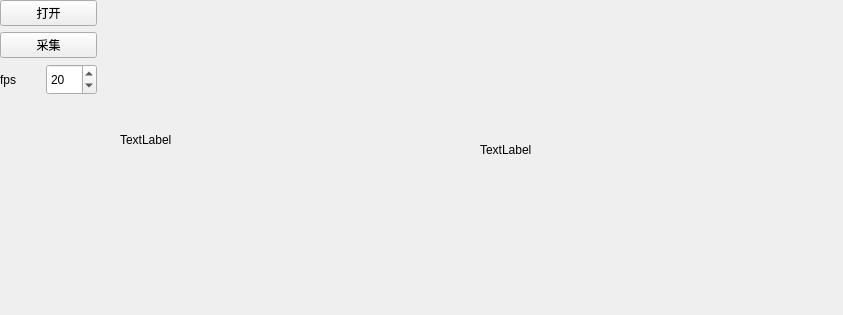
This is camera/camera/page/camPage.ui in fengbaochun/softwareToolBox as Qt 5 draws it before an edit. The edited form follows.
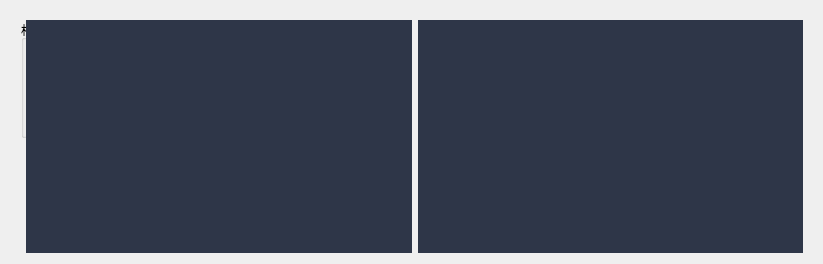
This is the edited form.

```diff
--- a/camera/camera/page/camPage.ui
+++ b/camera/camera/page/camPage.ui
@@ -6,54 +6,48 @@
    <rect>
     <x>0</x>
     <y>0</y>
-    <width>843</width>
-    <height>315</height>
+    <width>823</width>
+    <height>264</height>
    </rect>
   </property>
+  <property name="minimumSize">
+   <size>
+    <width>823</width>
+    <height>264</height>
+   </size>
+  </property>
   <property name="windowTitle">
    <string>Form</string>
   </property>
-  <widget class="QLabel" name="imgLabel">
-   <property name="geometry">
-    <rect>
-     <x>120</x>
-     <y>20</y>
-     <width>320</width>
-     <height>240</height>
-    </rect>
-   </property>
+  <layout class="QFormLayout" name="formLayout">
+   <item row="0" column="0">
+    <widget class="QWidget" name="widget_2" native="true">
    <property name="minimumSize">
     <size>
-     <width>320</width>
-     <height>240</height>
-    </size>
-   </property>
-   <property name="text">
-    <string>TextLabel</string>
-   </property>
-  </widget>
-  <widget class="QLabel" name="imgLabel_2">
-   <property name="geometry">
-    <rect>
-     <x>480</x>
-     <y>30</y>
-     <width>320</width>
-     <height>240</height>
-    </rect>
-   </property>
+       <width>151</width>
+       <height>0</height>
+      </size>
+     </property>
+     <layout class="QGridLayout" name="gridLayout_3">
+      <item row="0" column="0">
+       <widget class="QGroupBox" name="groupBox">
    <property name="minimumSize">
     <size>
-     <width>320</width>
-     <height>240</height>
-    </size>
-   </property>
-   <property name="text">
-    <string>TextLabel</string>
-   </property>
-  </widget>
-  <widget class="QWidget" name="">
-   <layout class="QVBoxLayout" name="verticalLayout">
-    <item>
+          <width>131</width>
+          <height>109</height>
+         </size>
+        </property>
+        <property name="maximumSize">
+         <size>
+          <width>131</width>
+          <height>16777215</height>
+         </size>
+        </property>
+        <property name="title">
+         <string>相机配置</string>
+        </property>
+        <layout class="QGridLayout" name="gridLayout">
+         <item row="0" column="0">
      <widget class="QPushButton" name="openBut">
       <property name="text">
        <string>打开</string>
@@ -63,15 +57,15 @@
       </property>
      </widget>
     </item>
-    <item>
+         <item row="1" column="0">
      <widget class="QPushButton" name="getBut">
       <property name="text">
        <string>采集</string>
       </property>
      </widget>
     </item>
-    <item>
-     <layout class="QHBoxLayout" name="horizontalLayout">
+         <item row="2" column="0">
+          <layout class="QHBoxLayout" name="horizontalLayout_2">
       <item>
        <widget class="QLabel" name="label">
         <property name="minimumSize">
@@ -100,7 +94,10 @@
       </item>
      </layout>
     </item>
-    <item>
+        </layout>
+       </widget>
+      </item>
+      <item row="1" column="0">
      <spacer name="verticalSpacer">
       <property name="orientation">
        <enum>Qt::Vertical</enum>
@@ -108,13 +105,67 @@
       <property name="sizeHint" stdset="0">
        <size>
         <width>20</width>
-        <height>40</height>
+          <height>124</height>
        </size>
       </property>
      </spacer>
     </item>
    </layout>
   </widget>
+   </item>
+   <item row="0" column="1">
+    <layout class="QVBoxLayout" name="verticalLayout">
+     <item>
+      <widget class="QWidget" name="widget" native="true">
+       <layout class="QGridLayout" name="gridLayout_2">
+        <item row="0" column="0">
+         <widget class="QLabel" name="imgLabel">
+          <property name="minimumSize">
+           <size>
+            <width>320</width>
+            <height>240</height>
+           </size>
+          </property>
+          <property name="styleSheet">
+           <string notr="true">QLabel {
+    font-family: &quot;Microsoft YaHei&quot;;
+    font-size: 14px;
+    color: #BDC8E2;
+    background-color: #2E3648;
+}</string>
+          </property>
+          <property name="text">
+           <string/>
+          </property>
+         </widget>
+        </item>
+        <item row="0" column="1">
+         <widget class="QLabel" name="imgLabel_2">
+          <property name="minimumSize">
+           <size>
+            <width>320</width>
+            <height>240</height>
+           </size>
+          </property>
+          <property name="styleSheet">
+           <string notr="true">QLabel {
+    font-family: &quot;Microsoft YaHei&quot;;
+    font-size: 14px;
+    color: #BDC8E2;
+    background-color: #2E3648;
+}</string>
+          </property>
+          <property name="text">
+           <string/>
+          </property>
+         </widget>
+        </item>
+       </layout>
+      </widget>
+     </item>
+    </layout>
+   </item>
+  </layout>
  </widget>
  <resources/>
  <connections/>
```
Lines whose indentation alone changed are shown as unchanged.
